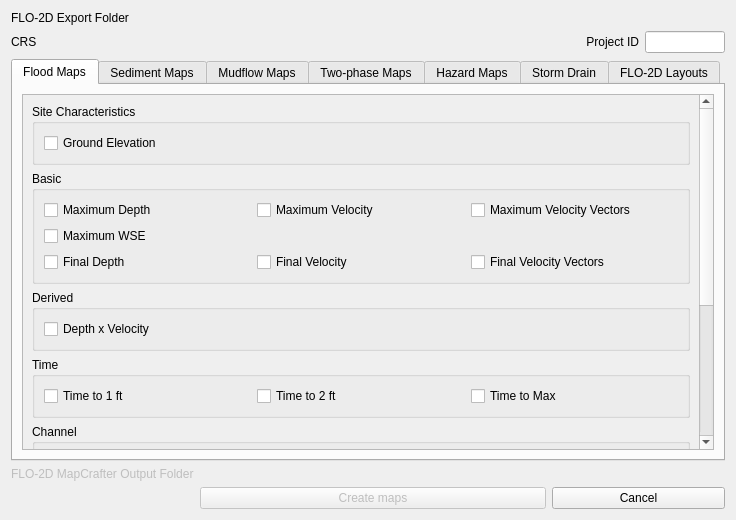
Before: the Qt Designer form flo2d_mapcrafter/flo2d_mapcrafter_dialog_base.ui in FLO-2DSoftware/FLO-2DMapCrafter, drawn with Qt 5.
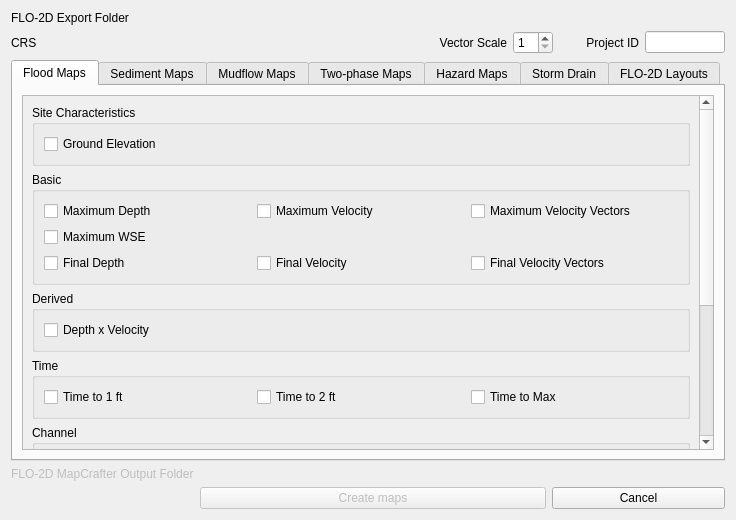
After: the same form once the commit is applied. Custom widgets are drawn as their Qt base class.

Commit message: Added velocity vector scale

Diff of the .ui file:
```diff
--- a/flo2d_mapcrafter/flo2d_mapcrafter_dialog_base.ui
+++ b/flo2d_mapcrafter/flo2d_mapcrafter_dialog_base.ui
@@ -22,15 +22,50 @@
   <layout class="QGridLayout" name="gridLayout">
    <item row="0" column="0">
     <layout class="QGridLayout" name="gridLayout_43">
-     <item row="0" column="1" colspan="4">
-      <widget class="QgsFileWidget" name="flo2d_out_folder">
-       <property name="storageMode">
-        <enum>QgsFileWidget::GetDirectory</enum>
+     <item row="1" column="6">
+      <widget class="QLineEdit" name="project_id">
+       <property name="maximumSize">
+        <size>
+         <width>80</width>
+         <height>16777215</height>
+        </size>
        </property>
       </widget>
      </item>
      <item row="1" column="3">
+      <widget class="QLabel" name="label_26">
+       <property name="sizePolicy">
+        <sizepolicy hsizetype="Minimum" vsizetype="Preferred">
+         <horstretch>0</horstretch>
+         <verstretch>0</verstretch>
+        </sizepolicy>
+       </property>
+       <property name="text">
+        <string>Vector Scale</string>
+       </property>
+       <property name="alignment">
+        <set>Qt::AlignRight|Qt::AlignTrailing|Qt::AlignVCenter</set>
+       </property>
+      </widget>
+     </item>
+     <item row="1" column="0">
+      <widget class="QLabel" name="label_10">
+       <property name="enabled">
+        <bool>true</bool>
+       </property>
+       <property name="text">
+        <string>CRS</string>
+       </property>
+      </widget>
+     </item>
+     <item row="1" column="5">
       <widget class="QLabel" name="label_4">
+       <property name="sizePolicy">
+        <sizepolicy hsizetype="Minimum" vsizetype="Preferred">
+         <horstretch>0</horstretch>
+         <verstretch>0</verstretch>
+        </sizepolicy>
+       </property>
        <property name="maximumSize">
         <size>
          <width>80</width>
@@ -48,13 +83,10 @@
        </property>
       </widget>
      </item>
-     <item row="1" column="4">
-      <widget class="QLineEdit" name="project_id">
-       <property name="maximumSize">
-        <size>
-         <width>80</width>
-         <height>16777215</height>
-        </size>
+     <item row="0" column="1" colspan="6">
+      <widget class="QgsFileWidget" name="flo2d_out_folder">
+       <property name="storageMode">
+        <enum>QgsFileWidget::GetDirectory</enum>
        </property>
       </widget>
      </item>
@@ -72,13 +104,22 @@
        </property>
       </widget>
      </item>
-     <item row="1" column="0">
-      <widget class="QLabel" name="label_10">
-       <property name="enabled">
-        <bool>true</bool>
+     <item row="1" column="4">
+      <widget class="QSpinBox" name="vector_scale_sb">
+       <property name="minimumSize">
+        <size>
+         <width>40</width>
+         <height>0</height>
+        </size>
        </property>
-       <property name="text">
-        <string>CRS</string>
+       <property name="maximumSize">
+        <size>
+         <width>40</width>
+         <height>16777215</height>
+        </size>
+       </property>
+       <property name="minimum">
+        <number>1</number>
        </property>
       </widget>
      </item>
```
Left out of the diff: 20 changed lines with no effect on the pictures. The commit also changes 6 other files.
